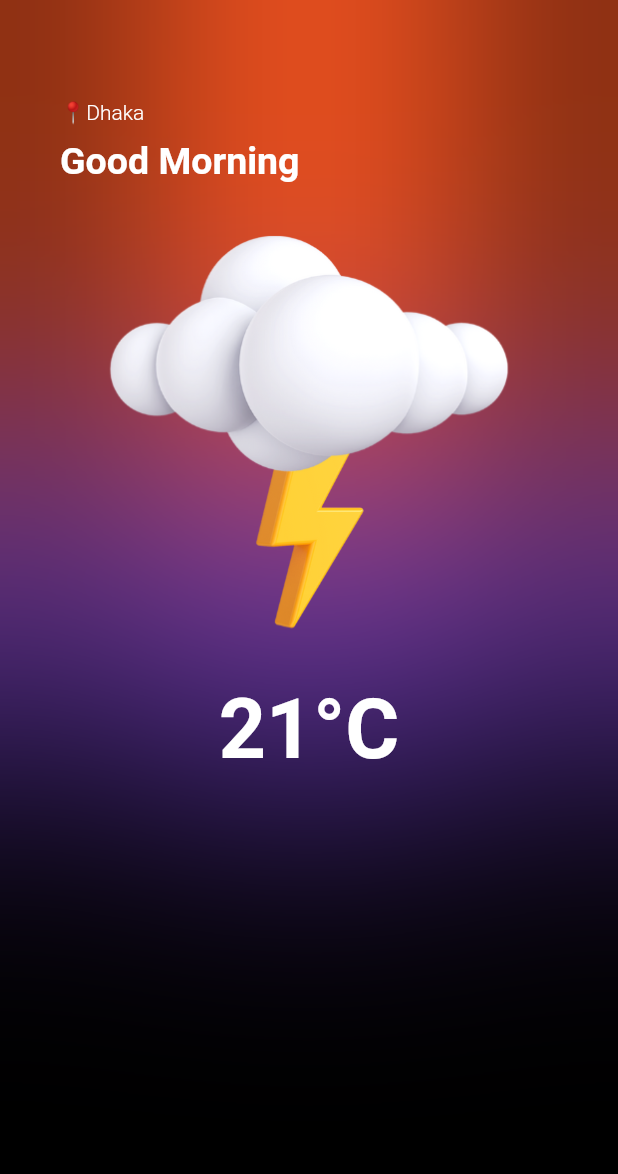
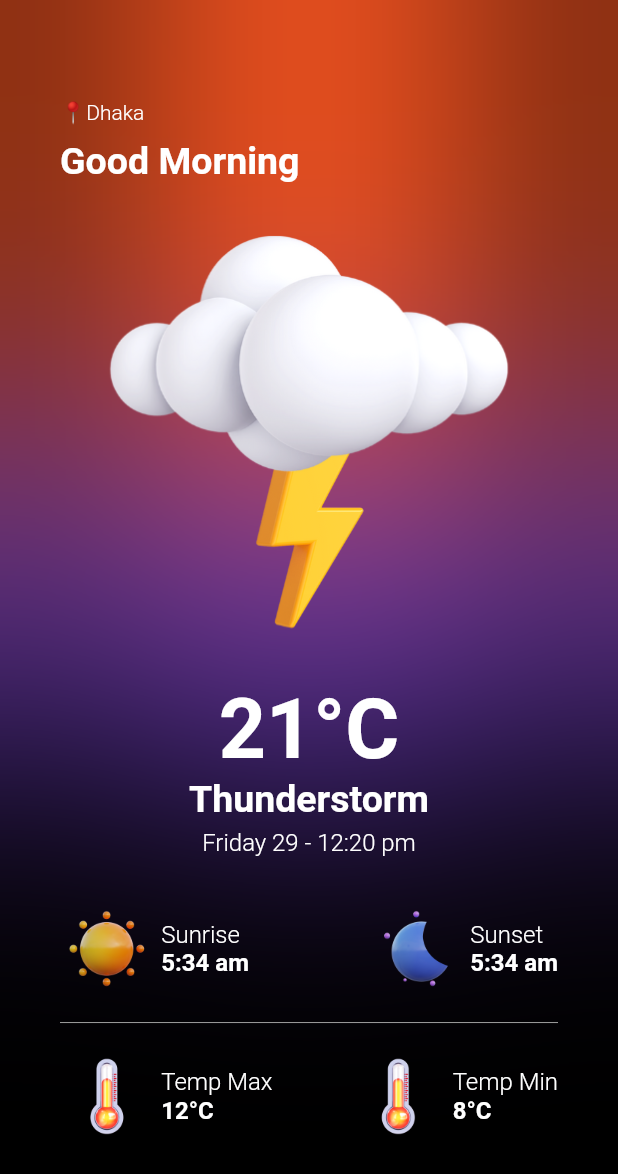
Before and after one commit to Saon00/weather-bloc-api, a Flutter app: the screen it shows after launch, on a phone screen of 412 x 824 dp. Shown: the top 1174 px of the screen. Run offline on Flutter 3.47's test engine with Material 2 defaults, Android fonts, the phone set to English and light mode, and no system bars; our stand-ins replace bloc.

Commit message:
ui complete

```diff
--- a/lib/screens/home_screen.dart
+++ b/lib/screens/home_screen.dart
@@ -69,16 +69,126 @@ class HomeScreen extends StatelessWidget {
                 child: Column(
                   crossAxisAlignment: CrossAxisAlignment.start,
                   children: [
+                    // location
                     Text('📍Dhaka', style: title),
                     SizedBox(height: 10),
+
+                    // greetings
                     Text('Good Morning',
                         style: title.copyWith(
                             fontSize: 25, fontWeight: FontWeight.w600)),
+
+                    // weather image
                     Image.asset('assets/images/1.png'),
+                    // temperature
                     Center(
                         child: Text('21°C',
                             style: title.copyWith(
                                 fontSize: 55, fontWeight: FontWeight.w600))),
+                    // weather condition
+                    Center(
+                        child: Text('Thunderstorm',
+                            style: title.copyWith(
+                                fontSize: 25, fontWeight: FontWeight.w600))),
+                    SizedBox(height: 5),
+                    // date time
+                    Center(
+                        child: Text('Friday 29 - 12:20 pm',
+                            style: title.copyWith(
+                                fontSize: 16, fontWeight: FontWeight.w300))),
+                    SizedBox(height: 30),
+
+                    // ui
+                    Row(
+                      mainAxisAlignment: MainAxisAlignment.spaceBetween,
+                      children: [
+                        Row(
+                          children: [
+                            Image.asset('assets/images/11.png', scale: 8),
+                            SizedBox(width: 5),
+                            Column(
+                              crossAxisAlignment: CrossAxisAlignment.start,
+                              children: [
+                                Text('Sunrise',
+                                    style: title.copyWith(
+                                        fontSize: 16,
+                                        fontWeight: FontWeight.w300)),
+                                Text('5:34 am',
+                                    style: title.copyWith(
+                                        fontSize: 16,
+                                        fontWeight: FontWeight.w700)),
+                              ],
+                            )
+                          ],
+                        ),
+                        Row(
+                          children: [
+                            Image.asset('assets/images/12.png', scale: 8),
+                            SizedBox(width: 5),
+                            Column(
+                              crossAxisAlignment: CrossAxisAlignment.start,
+                              children: [
+                                Text('Sunset',
+                                    style: title.copyWith(
+                                        fontSize: 16,
+                                        fontWeight: FontWeight.w300)),
+                                Text('5:34 am',
+                                    style: title.copyWith(
+                                        fontSize: 16,
+                                        fontWeight: FontWeight.w700)),
+                              ],
+                            )
+                          ],
+                        ),
+                      ],
+                    ),
+                    const Padding(
+                      padding: EdgeInsets.symmetric(vertical: 10),
+                      child: Divider(color: Colors.grey),
+                    ),
+                    Row(
+                      mainAxisAlignment: MainAxisAlignment.spaceBetween,
+                      children: [
+                        Row(
+                          children: [
+                            Image.asset('assets/images/13.png', scale: 8),
+                            SizedBox(width: 5),
+                            Column(
+                              crossAxisAlignment: CrossAxisAlignment.start,
+                              children: [
+                                Text('Temp Max',
+                                    style: title.copyWith(
+                                        fontSize: 16,
+                                        fontWeight: FontWeight.w300)),
+                                Text('12°C',
+                                    style: title.copyWith(
+                                        fontSize: 16,
+                                        fontWeight: FontWeight.w700)),
+                              ],
+                            )
+                          ],
+                        ),
+                        Row(
+                          children: [
+                            Image.asset('assets/images/13.png', scale: 8),
+                            SizedBox(width: 5),
+                            Column(
+                              crossAxisAlignment: CrossAxisAlignment.start,
+                              children: [
+                                Text('Temp Min',
+                                    style: title.copyWith(
+                                        fontSize: 16,
+                                        fontWeight: FontWeight.w300)),
+                                Text('8°C',
+                                    style: title.copyWith(
+                                        fontSize: 16,
+                                        fontWeight: FontWeight.w700)),
+                              ],
+                            )
+                          ],
+                        ),
+                      ],
+                    ),
                   ],
                 ),
               )
```
